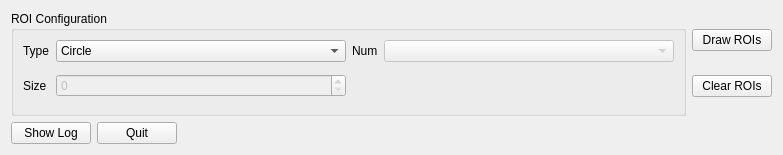
This is geoAssembler/widgets/editor/fit_object.ui in European-XFEL/geoAssembler as Qt 5 draws it before an edit. The edited form follows.
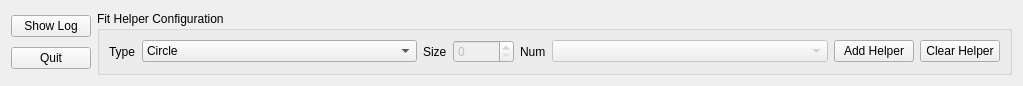
This is the edited form.

Diff of the .ui file:
```diff
--- a/geoAssembler/widgets/editor/fit_object.ui
+++ b/geoAssembler/widgets/editor/fit_object.ui
@@ -6,8 +6,8 @@
    <rect>
     <x>0</x>
     <y>0</y>
-    <width>783</width>
-    <height>155</height>
+    <width>1023</width>
+    <height>86</height>
    </rect>
   </property>
   <property name="sizePolicy">
@@ -19,25 +19,51 @@
   <property name="windowTitle">
    <string>Form</string>
   </property>
-  <layout class="QVBoxLayout" name="verticalLayout_3">
+  <layout class="QVBoxLayout" name="verticalLayout_2">
+   <item>
+    <layout class="QHBoxLayout" name="horizontalLayout_6">
+     <item>
+      <layout class="QVBoxLayout" name="verticalLayout">
+       <item>
+        <widget class="QPushButton" name="bt_show_log">
+         <property name="toolTip">
+          <string>&lt;html&gt;&lt;head/&gt;&lt;body&gt;&lt;p&gt;Show Log Messeges&lt;/p&gt;&lt;/body&gt;&lt;/html&gt;</string>
+         </property>
+         <property name="text">
+          <string>Show Log</string>
+         </property>
+        </widget>
+       </item>
+       <item>
+        <widget class="QPushButton" name="bt_quit">
+         <property name="toolTip">
+          <string>&lt;html&gt;&lt;head/&gt;&lt;body&gt;&lt;p&gt;Exit the Application&lt;/p&gt;&lt;/body&gt;&lt;/html&gt;</string>
+         </property>
+         <property name="text">
+          <string>Quit</string>
+         </property>
+        </widget>
+       </item>
+      </layout>
+     </item>
    <item>
     <layout class="QHBoxLayout" name="horizontalLayout">
      <item>
       <widget class="QGroupBox" name="groupBox">
        <property name="title">
-        <string>ROI Configuration</string>
-       </property>
-       <layout class="QVBoxLayout" name="verticalLayout">
-        <item>
+          <string>Fit Helper Configuration</string>
+         </property>
          <layout class="QGridLayout" name="gridLayout">
           <item row="0" column="0">
+           <layout class="QHBoxLayout" name="horizontalLayout_3">
+            <item>
            <widget class="QLabel" name="label_3">
             <property name="text">
              <string>Type</string>
             </property>
            </widget>
           </item>
-          <item row="0" column="1">
+            <item>
            <widget class="QComboBox" name="cb_roi_type">
             <property name="sizePolicy">
              <sizepolicy hsizetype="Expanding" vsizetype="Fixed">
@@ -60,34 +86,18 @@
             </item>
            </widget>
           </item>
-          <item row="0" column="2">
-           <widget class="QLabel" name="label_4">
-            <property name="text">
-             <string>Num</string>
-            </property>
-           </widget>
+           </layout>
           </item>
-          <item row="0" column="3">
-           <widget class="QComboBox" name="cb_roi_number">
-            <property name="enabled">
-             <bool>false</bool>
-            </property>
-            <property name="sizePolicy">
-             <sizepolicy hsizetype="Expanding" vsizetype="Fixed">
-              <horstretch>0</horstretch>
-              <verstretch>0</verstretch>
-             </sizepolicy>
-            </property>
-           </widget>
-          </item>
-          <item row="1" column="0">
+          <item row="0" column="1">
+           <layout class="QHBoxLayout" name="horizontalLayout_2">
+            <item>
            <widget class="QLabel" name="label_5">
             <property name="text">
              <string>Size</string>
             </property>
            </widget>
           </item>
-          <item row="1" column="1">
+            <item>
            <widget class="QSpinBox" name="sb_roi_size">
             <property name="enabled">
              <bool>false</bool>
@@ -104,35 +114,49 @@
             <property name="maximum">
              <number>10000</number>
             </property>
-           </widget>
-          </item>
-          <item row="1" column="3">
-           <spacer name="verticalSpacer">
-            <property name="orientation">
-             <enum>Qt::Vertical</enum>
-            </property>
-            <property name="sizeHint" stdset="0">
-             <size>
-              <width>20</width>
-              <height>40</height>
-             </size>
-            </property>
-           </spacer>
-          </item>
-         </layout>
-        </item>
-       </layout>
+              <property name="showGroupSeparator" stdset="0">
+               <bool>false</bool>
+              </property>
+             </widget>
+            </item>
+           </layout>
+          </item>
+          <item row="0" column="2">
+           <layout class="QHBoxLayout" name="horizontalLayout_4">
+            <item>
+             <widget class="QLabel" name="label_4">
+              <property name="text">
+               <string>Num</string>
+              </property>
       </widget>
      </item>
      <item>
-      <layout class="QVBoxLayout" name="verticalLayout_2">
+             <widget class="QComboBox" name="cb_roi_number">
+              <property name="enabled">
+               <bool>false</bool>
+              </property>
+              <property name="sizePolicy">
+               <sizepolicy hsizetype="Expanding" vsizetype="Fixed">
+                <horstretch>0</horstretch>
+                <verstretch>0</verstretch>
+               </sizepolicy>
+              </property>
+              <property name="toolTip">
+               <string>&lt;html&gt;&lt;head/&gt;&lt;body&gt;&lt;p&gt;Select a the Fit Helper Object&lt;/p&gt;&lt;/body&gt;&lt;/html&gt;</string>
+              </property>
+             </widget>
+            </item>
+           </layout>
+          </item>
+          <item row="0" column="3">
+           <layout class="QHBoxLayout" name="horizontalLayout_5">
        <item>
         <widget class="QPushButton" name="bt_add_roi">
          <property name="toolTip">
           <string>Draws the defined helper type</string>
          </property>
          <property name="text">
-          <string>Draw ROIs</string>
+               <string>Add Helper</string>
          </property>
         </widget>
        </item>
@@ -142,42 +166,16 @@
           <string>Remove all ROI objects</string>
          </property>
          <property name="text">
-          <string>Clear ROIs</string>
+               <string>Clear Helper</string>
          </property>
         </widget>
        </item>
       </layout>
      </item>
     </layout>
-   </item>
-   <item>
-    <layout class="QHBoxLayout" name="horizontalLayout_4">
-     <item>
-      <widget class="QPushButton" name="bt_show_log">
-       <property name="text">
-        <string>Show Log</string>
-       </property>
-      </widget>
-     </item>
-     <item>
-      <widget class="QPushButton" name="bt_quit">
-       <property name="text">
-        <string>Quit</string>
-       </property>
-      </widget>
-     </item>
-     <item>
-      <spacer name="horizontalSpacer">
-       <property name="orientation">
-        <enum>Qt::Horizontal</enum>
-       </property>
-       <property name="sizeHint" stdset="0">
-        <size>
-         <width>40</width>
-         <height>20</height>
-        </size>
-       </property>
-      </spacer>
+        </widget>
+       </item>
+      </layout>
      </item>
     </layout>
    </item>
```
Left out of the diff: 10 changed lines with no effect on the pictures. Lines whose indentation alone changed are shown as unchanged.
